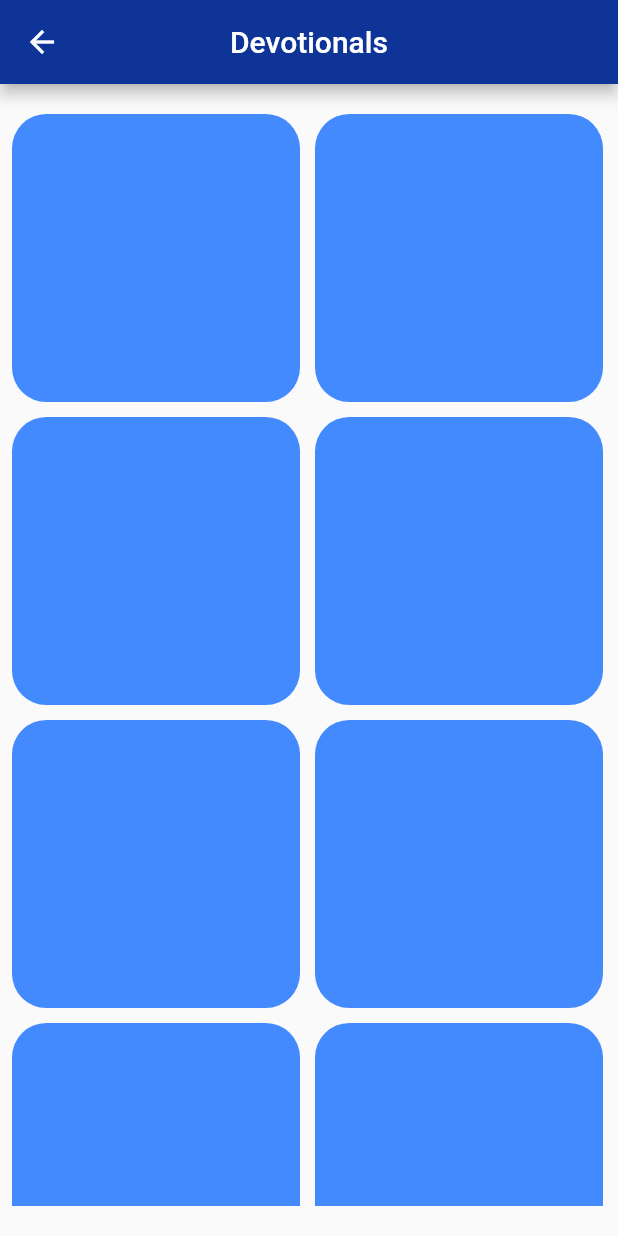
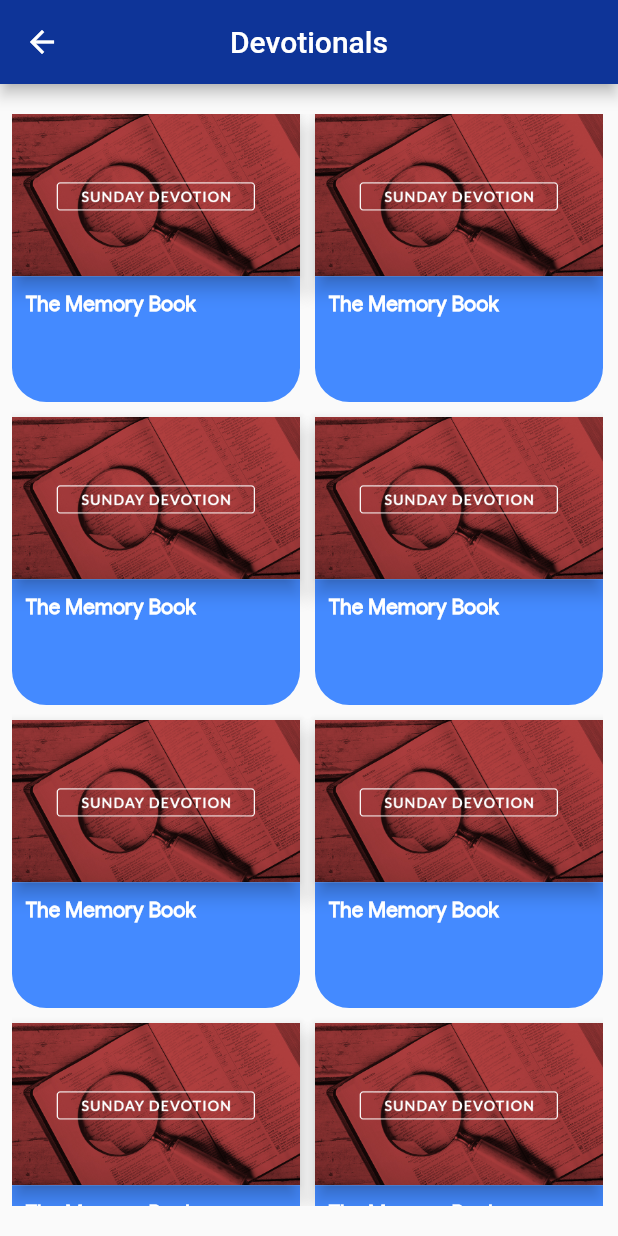
Before and after one commit to henryadebayo/Stea_app, a Flutter app: the Devotionals screen opened directly, on a phone screen of 412 x 824 dp. Run offline on Flutter 3.47's test engine with Material 2 defaults, Android fonts, the phone set to English and light mode, and no system bars; our stand-ins replace firebase_auth, firebase_core, firebase_storage, flutter_screenutil, flutter_spinkit, font_awesome_flutter and 2 more; accounts and stored records are empty; network calls fail.

Commit message:
Building Devotionals screen and Widgets

```diff
--- a/lib/Services/devotional_services.dart
+++ b/lib/Services/devotional_services.dart
@@ -8,7 +8,7 @@ class SteaDevotionals {
   static Future<File> loadDevotional(String url)async {
     final refPDF = FirebaseStorage.instance.ref().child(url);
     final byte = await refPDF.getData();
-    return _storeFile(url, byte);
+   // return _storeFile(url, byte);
   }
 
 
--- a/lib/pages/devotionals.dart
+++ b/lib/pages/devotionals.dart
@@ -34,24 +34,6 @@ class _DevotionalsState extends State<Devotionals> {
            crossAxisSpacing: 10,
            mainAxisSpacing: 10,
            children: <Widget>[
-         Container(
-         height: 40.0.h,
-           width: 40.0.w,
-           decoration: BoxDecoration(
-               borderRadius: BorderRadius.circular(
-                 20.0.r,),
-               color: Colors.blueAccent
-           ),
-         ),
-        Container(
-          height: 40.0.h,
-          width: 40.0.w,
-          decoration: BoxDecoration(
-              borderRadius: BorderRadius.circular(
-             20.0.r,),
-              color: Colors.blueAccent
-          ),
-        ),
              DevotionalItem(),
              DevotionalItem(),
              DevotionalItem(),
--- a/lib/widgets/devotionalsItem.dart
+++ b/lib/widgets/devotionalsItem.dart
@@ -1,3 +1,5 @@
+import 'dart:ui';
+
 import 'package:flutter/material.dart';
 import 'package:flutter_screenutil/flutter_screenutil.dart';
 
@@ -15,8 +17,18 @@ class DevotionalItem extends StatelessWidget {
         color: Colors.blueAccent
       ),
       child: Column(
+        crossAxisAlignment: CrossAxisAlignment.start,
         children: [
-          Container(),
+          Material(
+            elevation: 5.0,
+            child: Image(
+             image: AssetImage('images/devotionalsmock.jpg'),
+            ),
+          ),
+          Padding(
+            padding: EdgeInsets.only(left: 8.0.w, top: 8.0.h),
+            child: Text("The Memory Book", style: TextStyle(color: Colors.white, fontWeight: FontWeight.bold)),
+          ),
         ],
       ),
     );
--- a/pubspec.yaml
+++ b/pubspec.yaml
@@ -36,9 +36,9 @@ dependencies:
 #  cloud_firestore: ^0.12.9+4
   animated_bottom_navigation_bar: ^0.3.2
   provider: ^6.0.2
-  file_picker: ^4.3.3
-  path: ^1.8.0
-  path_provider: ^2.0.9
+#  file_picker: ^4.3.3
+#  path: ^1.8.0
+#  path_provider: ^2.0.9
 
 dev_dependencies:
   flutter_test:
```
Also changed, not shown: lib/pages/testimonyPage.dart (+0 -103 lines), images/devotionalsmock.jpg (added), pubspec.lock, 1 other file.
